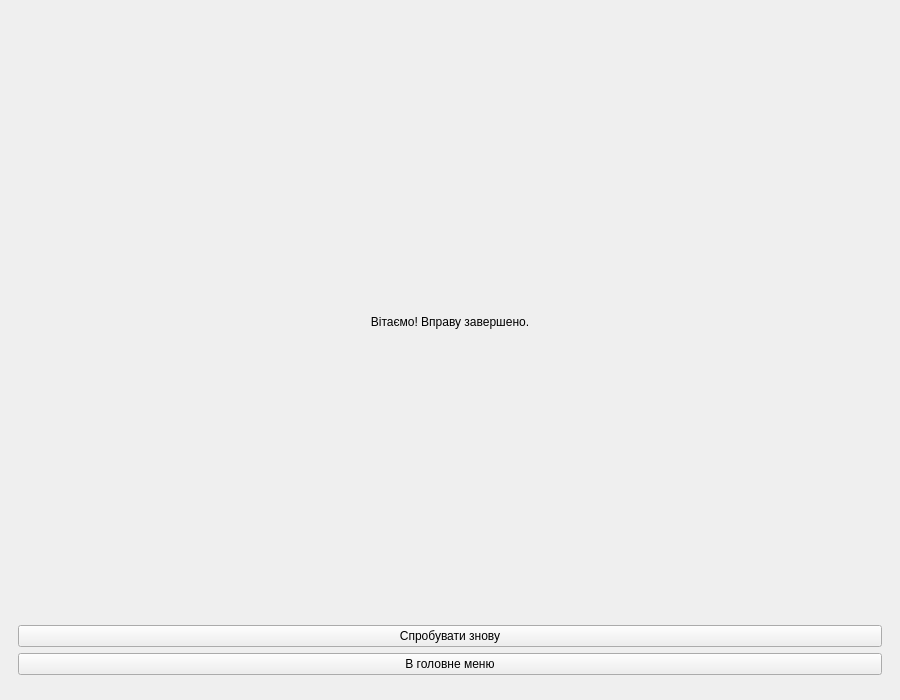
The window that mainwindow.ui (ykurilov2027-star/TypingTrainer) describes before a commit, drawn with Qt 5.
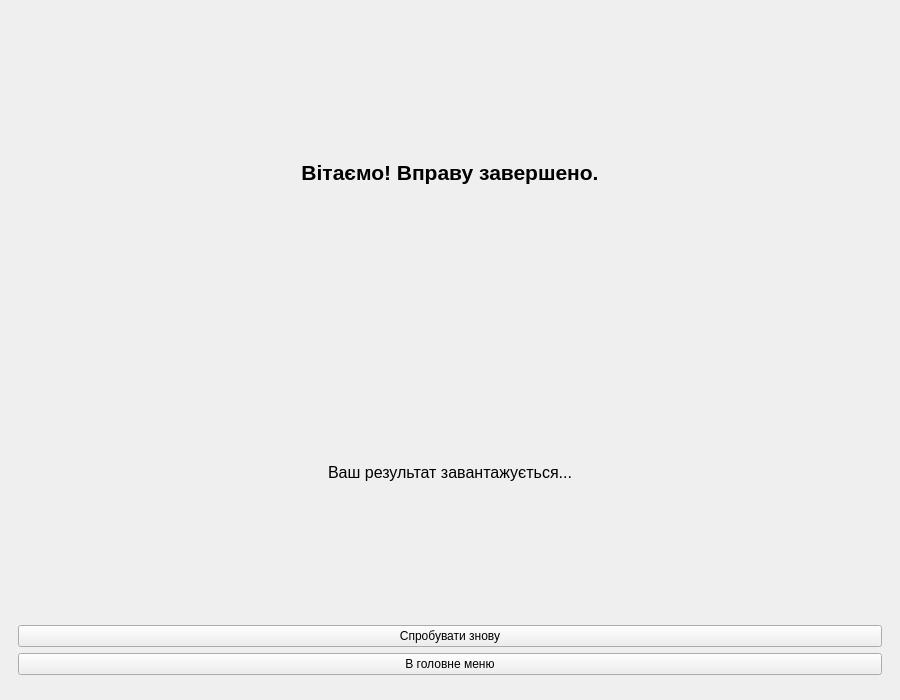
The same window after the commit. The open tabs and pages were chosen to show the change.

Diff of the .ui file:
```diff
--- a/mainwindow.ui
+++ b/mainwindow.ui
@@ -72,7 +72,20 @@
       <widget class="QWidget" name="pageResults">
        <layout class="QVBoxLayout" name="layoutResults">
         <item><spacer name="s3"><property name="orientation"><enum>Qt::Vertical</enum></property></spacer></item>
-        <item><widget class="QLabel" name="lblFinish"><property name="text"><string>Вітаємо! Вправу завершено.</string></property><property name="alignment"><set>Qt::AlignCenter</set></property></widget></item>
+        <item>
+         <widget class="QLabel" name="lblFinish">
+          <property name="font"><font><pointsize>16</pointsize><bold>true</bold></font></property>
+          <property name="text"><string>Вітаємо! Вправу завершено.</string></property>
+          <property name="alignment"><set>Qt::AlignCenter</set></property>
+         </widget>
+        </item>
+        <item>
+         <widget class="QLabel" name="lblFinalStats">
+          <property name="font"><font><pointsize>12</pointsize></font></property>
+          <property name="text"><string>Ваш результат завантажується...</string></property>
+          <property name="alignment"><set>Qt::AlignCenter</set></property>
+         </widget>
+        </item>
         <item><widget class="QPushButton" name="btnRestart"><property name="text"><string>Спробувати знову</string></property></widget></item>
         <item><widget class="QPushButton" name="btnReturnToMain"><property name="text"><string>В головне меню</string></property></widget></item>
         <item><spacer name="s4"><property name="orientation"><enum>Qt::Vertical</enum></property></spacer></item>
```
Left out of the diff: 19 changed lines with no effect on the pictures.
